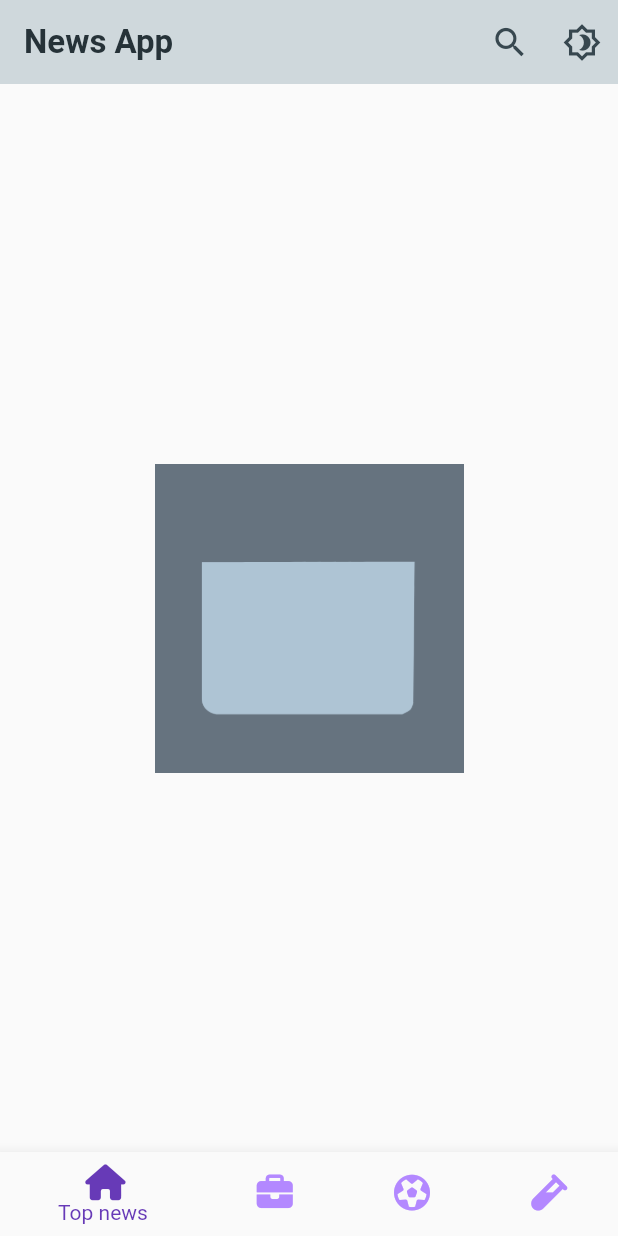
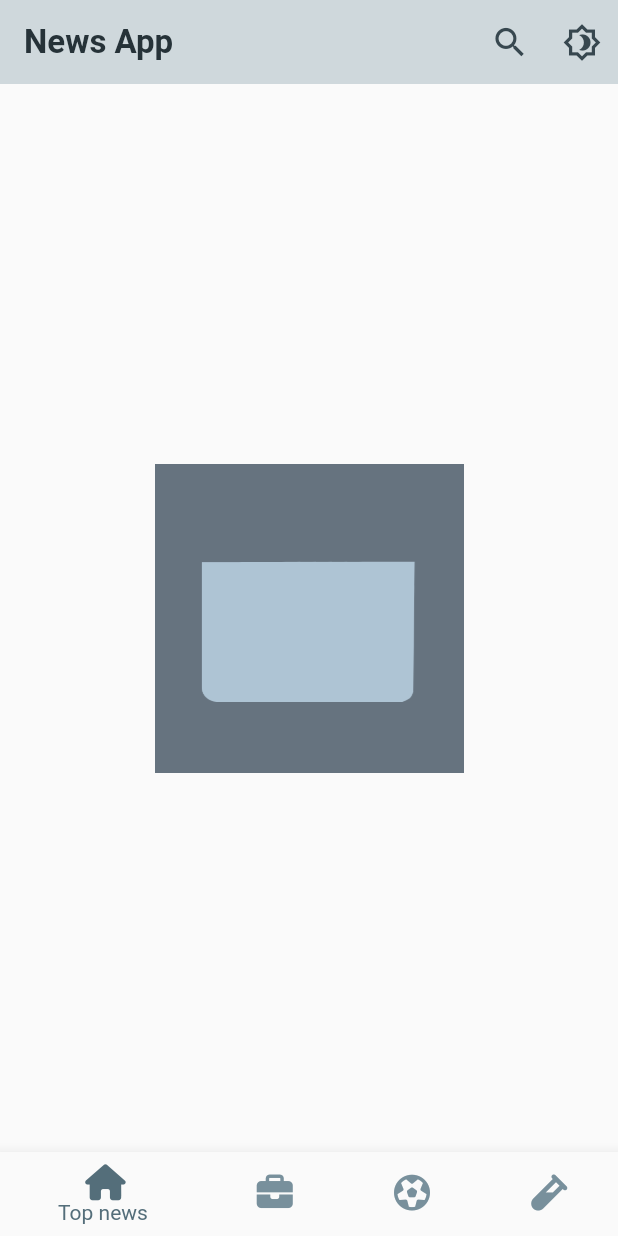
Before and after one commit to mostafaramadanhamed/news, a Flutter app: the screen it shows after launch, on a phone screen of 412 x 824 dp. Run offline on Flutter 3.47's test engine with Material 2 defaults, Android fonts, the phone set to English and light mode, and no system bars; our stand-ins replace conditional_builder_null_safety, dio, flutter_bloc, flutter_offline, font_awesome_flutter, webview_flutter; network calls fail.

Commit message:
edit styles

```diff
--- a/lib/business/cubit/news_cubit.dart
+++ b/lib/business/cubit/news_cubit.dart
@@ -20,7 +20,7 @@ class NewsCubit extends Cubit<NewsStates>
 
   List<BottomNavigationBarItem> bottomItems =
   [
-   const BottomNavigationBarItem(
+    const BottomNavigationBarItem(
       icon: Icon(
        FontAwesomeIcons.house,
       ),
--- a/lib/main.dart
+++ b/lib/main.dart
@@ -39,7 +39,8 @@ class MyApp extends StatelessWidget {
               size: 26,
               color: Colors.blueGrey.shade800,
             )
-          )
+          ),
+
         ),
         themeMode: ThemeMode.light,
         debugShowCheckedModeBanner: false,
--- a/lib/presentation/screens/home_page.dart
+++ b/lib/presentation/screens/home_page.dart
@@ -68,8 +68,8 @@ class HomeScreen extends StatelessWidget {
                   ],
                 ),
                 bottomNavigationBar: BottomNavigationBar(
-                  selectedItemColor: Colors.deepPurple,
-                  unselectedItemColor: Colors.deepPurpleAccent.shade100,
+                  selectedItemColor: Colors.blueGrey.shade600,
+                  unselectedItemColor: Colors.blueGrey.shade400,
                   items:cubit.bottomItems,
                   currentIndex: cubit.currentIndex,
                   onTap: (index){
```
Also changed, not shown: lib/presentation/widgets/article.dart (+8 -1 lines).
